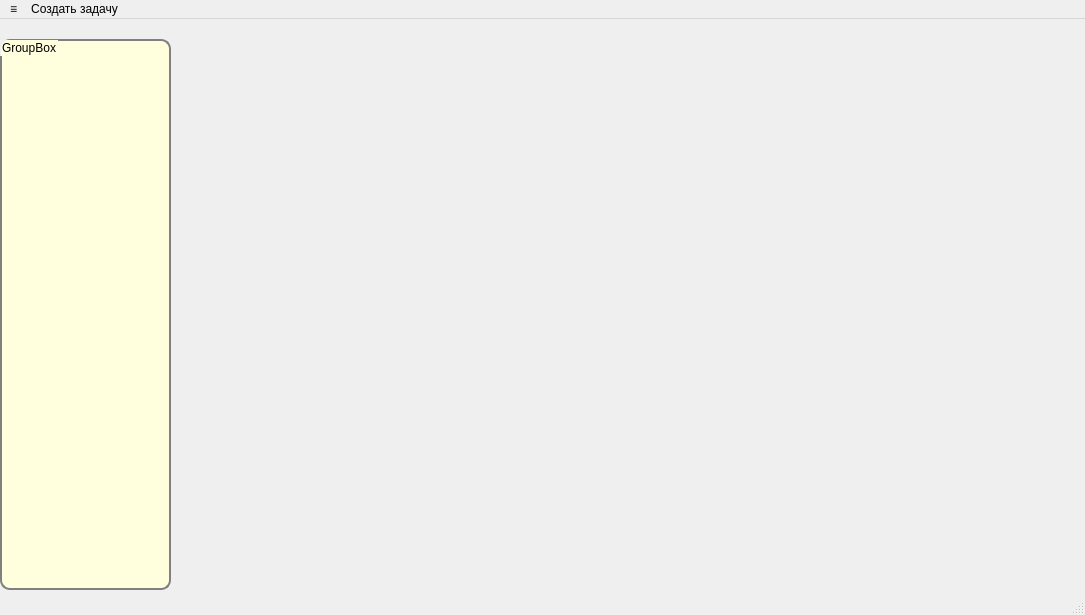
Before: the Qt Designer form mainwindow.ui in shurkan2/TaskManager, drawn with Qt 5.
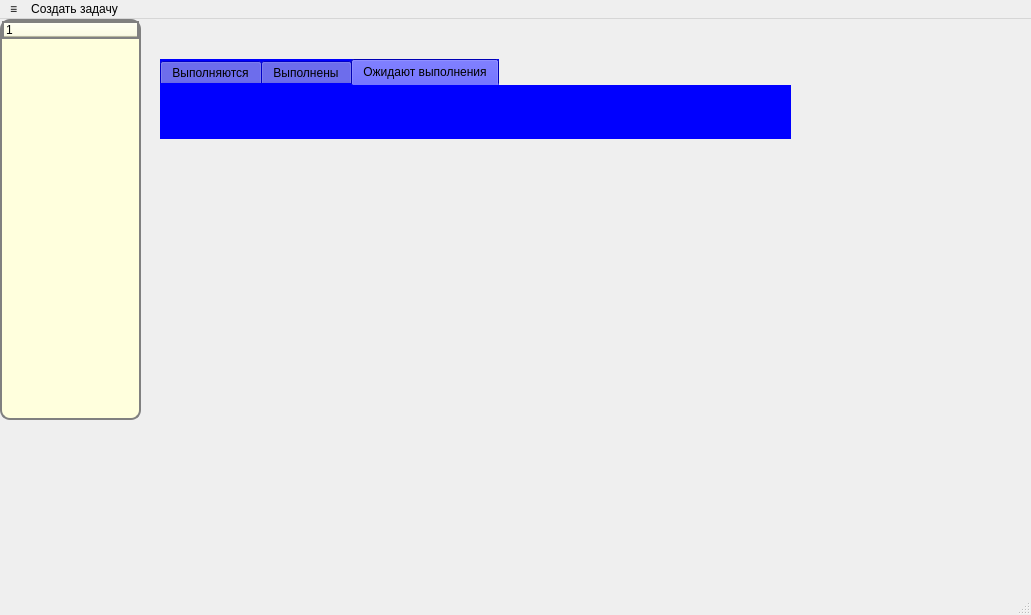
After: the same form once the commit is applied.

```diff
--- a/mainwindow.ui
+++ b/mainwindow.ui
@@ -6,7 +6,7 @@
    <rect>
     <x>0</x>
     <y>0</y>
-    <width>1085</width>
+    <width>1031</width>
     <height>615</height>
    </rect>
   </property>
@@ -14,26 +14,66 @@
    <string>MainWindow</string>
   </property>
   <property name="styleSheet">
-   <string notr="true">QGroupBox {
+   <string notr="true"/>
+  </property>
+  <widget class="QWidget" name="centralwidget">
+   <widget class="QTreeWidget" name="category_tree">
+    <property name="geometry">
+     <rect>
+      <x>0</x>
+      <y>0</y>
+      <width>141</width>
+      <height>401</height>
+     </rect>
+    </property>
+    <property name="styleSheet">
+     <string notr="true">
 	background-color: rgb(255, 255, 221);
 	border: 2px solid gray;
 	border-radius: 10px;
-	align: center;
-}</string>
-  </property>
-  <widget class="QWidget" name="centralwidget">
-   <widget class="QGroupBox" name="groupBox">
+</string>
+    </property>
+    <column>
+     <property name="text">
+      <string notr="true">1</string>
+     </property>
+    </column>
+   </widget>
+   <widget class="QTabWidget" name="tabWidget">
     <property name="geometry">
      <rect>
-      <x>0</x>
-      <y>20</y>
-      <width>171</width>
-      <height>551</height>
+      <x>160</x>
+      <y>40</y>
+      <width>631</width>
+      <height>80</height>
      </rect>
     </property>
-    <property name="title">
-     <string>GroupBox</string>
+    <property name="styleSheet">
+     <string notr="true">border-top-color: rgb(255, 170, 127);
+border-top-color: rgb(0, 170, 0);
+border-color: rgb(255, 0, 127);
+font: 700 italic 9pt &quot;System&quot;;
+background-color: rgb(0, 0, 255);
+gridline-color: rgb(255, 0, 0);</string>
     </property>
+    <property name="currentIndex">
+     <number>2</number>
+    </property>
+    <widget class="QWidget" name="In_progress">
+     <attribute name="title">
+      <string>Выполняются</string>
+     </attribute>
+    </widget>
+    <widget class="QWidget" name="TasksDone">
+     <attribute name="title">
+      <string>Выполнены</string>
+     </attribute>
+    </widget>
+    <widget class="QWidget" name="Pending">
+     <attribute name="title">
+      <string>Ожидают выполнения</string>
+     </attribute>
+    </widget>
    </widget>
   </widget>
   <widget class="QMenuBar" name="menubar">
@@ -41,7 +81,7 @@
     <rect>
      <x>0</x>
      <y>0</y>
-     <width>1085</width>
+     <width>1031</width>
      <height>22</height>
     </rect>
    </property>
```
Left out of the diff: 3 changed lines with no effect on the pictures.
